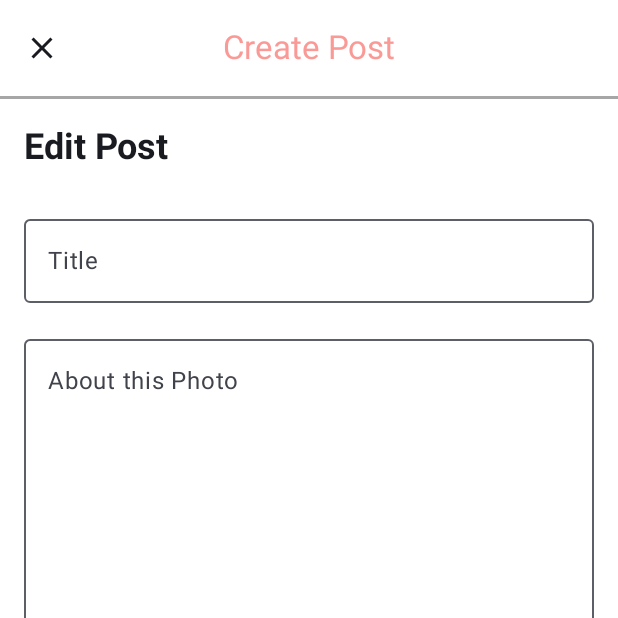
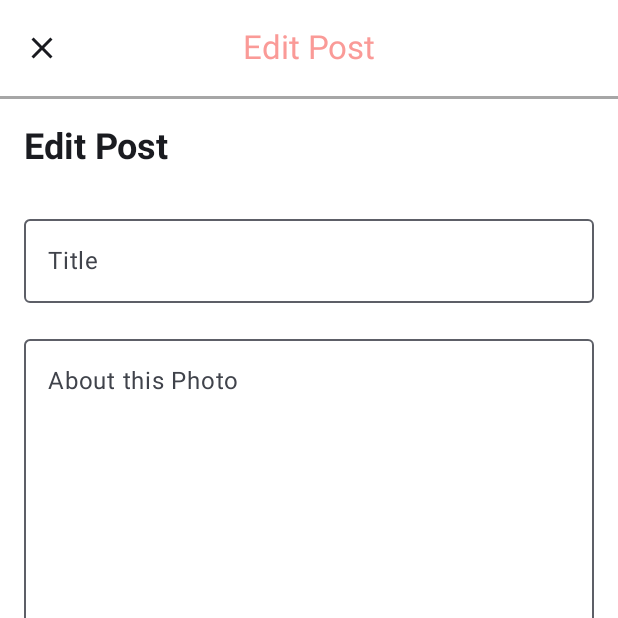
Before and after one commit to upipio/Flawless, an Android app built with Jetpack Compose: the composable EditPostPage called with empty values, on a phone screen of 412 x 824 dp, the top half of it. Run offline under Robolectric (Android 15) with nearby library versions, the phone set to English and light mode, and no system bars; our stand-ins replace Firebase (no records; nobody signed in at launch, a user with empty details on screens opened directly).

Commit message:
real final?

```diff
--- a/app/src/main/java/com/example/flawless/homepage/EditPostPage.kt
+++ b/app/src/main/java/com/example/flawless/homepage/EditPostPage.kt
@@ -80,7 +80,7 @@ fun EditPostPage(
         topBar = {
             Column(modifier = Modifier.background(Color.White)) {
                 CenterAlignedTopAppBar(
-                    title = { Text("Create Post", color = Color(0xfffa9a97)) },
+                    title = { Text("Edit Post", color = Color(0xfffa9a97)) },
                     navigationIcon = {
                         IconButton(onClick = { navController.popBackStack() }) {
                             Icon(Icons.Default.Close, contentDescription = "Cancel")
```
